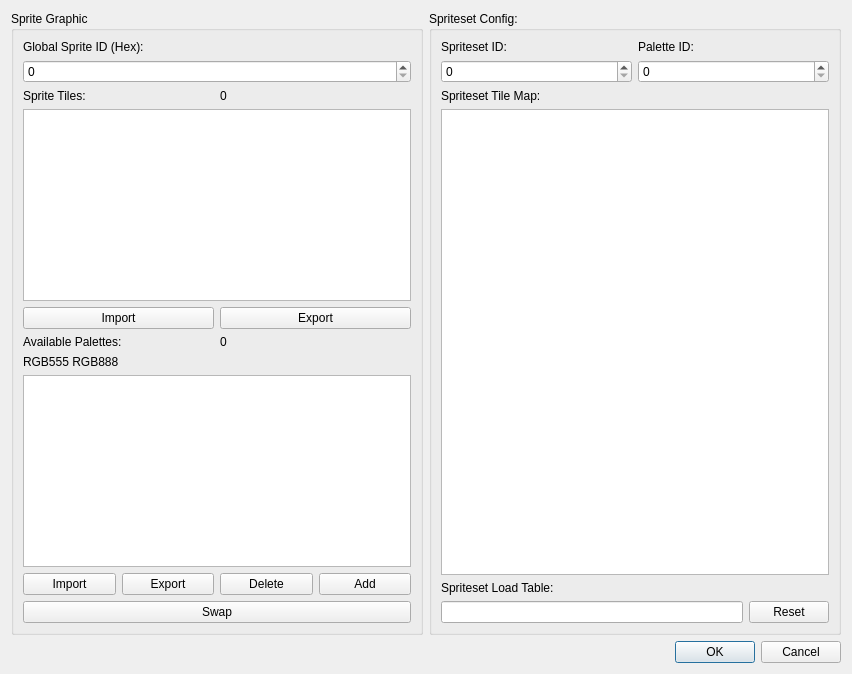
The window that Dialog/SpritesEditorDialog.ui (wario-land/WL4Editor) describes before a commit, drawn with Qt 5.
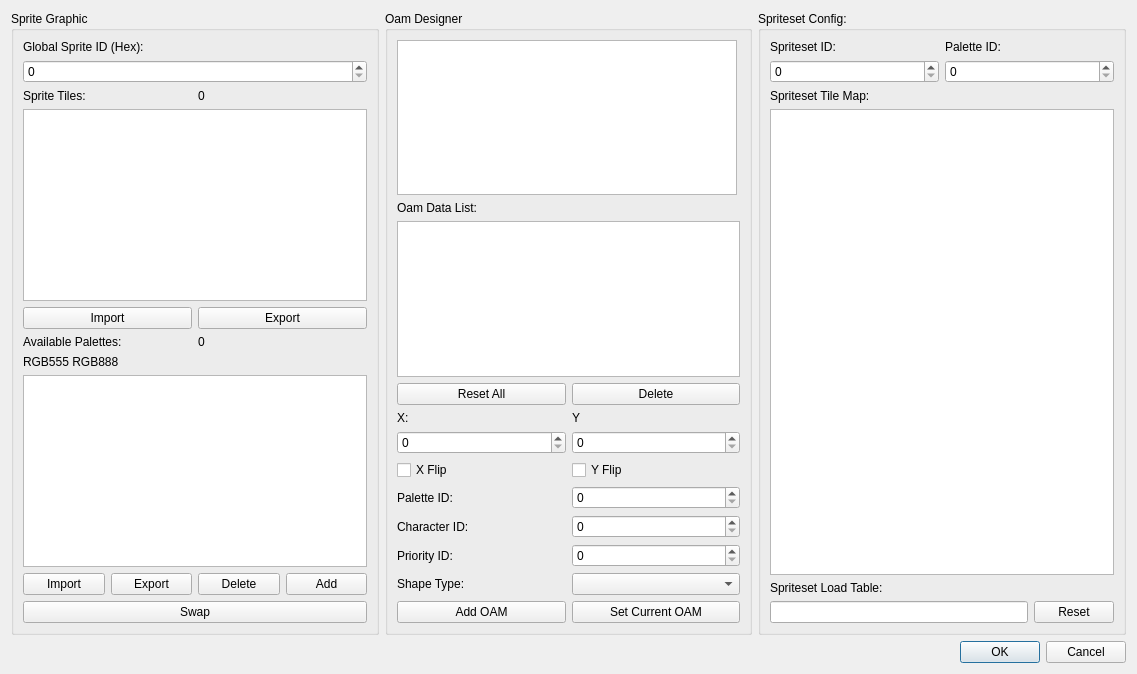
The same window after the commit. Custom widgets are drawn as their Qt base class.

Commit message:
Add OAM Designer
the first part of thing works (WIP)

Patch:
```diff
--- a/Dialog/SpritesEditorDialog.ui
+++ b/Dialog/SpritesEditorDialog.ui
@@ -6,7 +6,7 @@
    <rect>
     <x>0</x>
     <y>0</y>
-    <width>852</width>
+    <width>1137</width>
     <height>674</height>
    </rect>
   </property>
@@ -194,6 +194,159 @@
        </layout>
       </widget>
      </item>
+     <item>
+      <widget class="QGroupBox" name="groupBox_OamDesigner">
+       <property name="title">
+        <string>Oam Designer</string>
+       </property>
+       <layout class="QVBoxLayout" name="verticalLayout_4">
+        <item>
+         <widget class="QGraphicsView" name="graphicsView_OamDesignView">
+          <property name="maximumSize">
+           <size>
+            <width>340</width>
+            <height>16777215</height>
+           </size>
+          </property>
+         </widget>
+        </item>
+        <item>
+         <widget class="QLabel" name="label_OamDataList">
+          <property name="text">
+           <string>Oam Data List:</string>
+          </property>
+         </widget>
+        </item>
+        <item>
+         <widget class="QListView" name="listView_OamDataList"/>
+        </item>
+        <item>
+         <layout class="QHBoxLayout" name="horizontalLayout_10">
+          <property name="topMargin">
+           <number>0</number>
+          </property>
+          <item>
+           <widget class="QPushButton" name="pushButton_ResetAllOamData">
+            <property name="text">
+             <string>Reset All</string>
+            </property>
+           </widget>
+          </item>
+          <item>
+           <widget class="QPushButton" name="pushButton_DeleteCurOam">
+            <property name="text">
+             <string>Delete</string>
+            </property>
+           </widget>
+          </item>
+         </layout>
+        </item>
+        <item>
+         <layout class="QGridLayout" name="gridLayout">
+          <property name="topMargin">
+           <number>0</number>
+          </property>
+          <item row="1" column="1">
+           <widget class="QSpinBox" name="spinBox_OamY">
+            <property name="maximum">
+             <number>255</number>
+            </property>
+           </widget>
+          </item>
+          <item row="2" column="0">
+           <widget class="QCheckBox" name="checkBox_OAMXFlip">
+            <property name="text">
+             <string>X Flip</string>
+            </property>
+           </widget>
+          </item>
+          <item row="5" column="0">
+           <widget class="QLabel" name="label_OAMPriority">
+            <property name="text">
+             <string>Priority ID:</string>
+            </property>
+           </widget>
+          </item>
+          <item row="5" column="1">
+           <widget class="QSpinBox" name="spinBox_OAMPriority"/>
+          </item>
+          <item row="1" column="0">
+           <widget class="QSpinBox" name="spinBox_OamX">
+            <property name="maximum">
+             <number>511</number>
+            </property>
+           </widget>
+          </item>
+          <item row="4" column="1">
+           <widget class="QSpinBox" name="spinBox_OAMCharId"/>
+          </item>
+          <item row="6" column="1">
+           <widget class="QComboBox" name="comboBox_OamShapeType"/>
+          </item>
+          <item row="2" column="1">
+           <widget class="QCheckBox" name="checkBox_OAMYFlip">
+            <property name="text">
+             <string>Y Flip</string>
+            </property>
+           </widget>
+          </item>
+          <item row="6" column="0">
+           <widget class="QLabel" name="label_OAMShapeType">
+            <property name="text">
+             <string>Shape Type:</string>
+            </property>
+           </widget>
+          </item>
+          <item row="3" column="0">
+           <widget class="QLabel" name="label_OamPal">
+            <property name="text">
+             <string>Palette ID:</string>
+            </property>
+           </widget>
+          </item>
+          <item row="3" column="1">
+           <widget class="QSpinBox" name="spinBox_OamPalID"/>
+          </item>
+          <item row="0" column="0">
+           <widget class="QLabel" name="label_OamX">
+            <property name="text">
+             <string>X:</string>
+            </property>
+           </widget>
+          </item>
+          <item row="0" column="1">
+           <widget class="QLabel" name="label_OamY">
+            <property name="text">
+             <string>Y</string>
+            </property>
+           </widget>
+          </item>
+          <item row="4" column="0">
+           <widget class="QLabel" name="label_OAMCharID">
+            <property name="text">
+             <string>Character ID:</string>
+            </property>
+           </widget>
+          </item>
+          <item row="7" column="0">
+           <widget class="QPushButton" name="pushButton_AddOAM">
+            <property name="text">
+             <string>Add OAM</string>
+            </property>
+           </widget>
+          </item>
+          <item row="7" column="1">
+           <widget class="QPushButton" name="pushButton_SetCurOAM">
+            <property name="text">
+             <string>Set Current OAM</string>
+            </property>
+           </widget>
+          </item>
+         </layout>
+        </item>
+       </layout>
+      </widget>
+     </item>
      <item>
       <widget class="QGroupBox" name="groupBox_Spriteset">
        <property name="title">
```
The commit also changes 4 other files.
